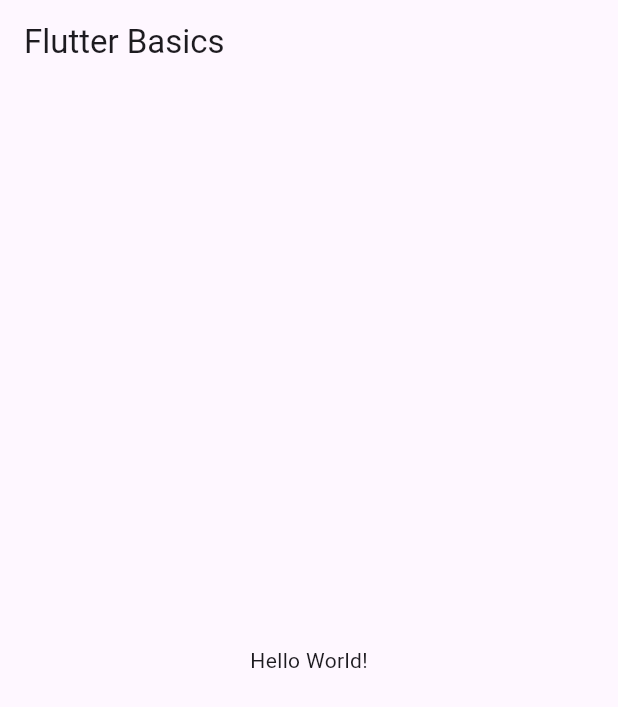
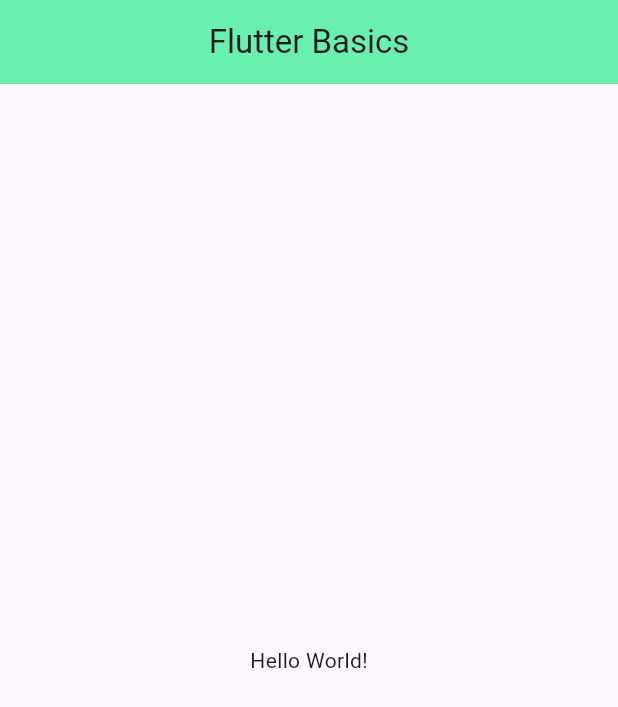
Before and after one commit to simonjv01/basics, a Flutter app: the screen it shows after launch, on a phone screen of 412 x 824 dp. Shown: the top 707 px of the screen. Run offline on Flutter 3.47's test engine with Material 3 defaults, Android fonts, the phone set to English and light mode, and no system bars.

Commit message:
updated appBar

```diff
--- a/lib/main.dart
+++ b/lib/main.dart
@@ -13,6 +13,8 @@ class MyApp extends StatelessWidget {
     return MaterialApp(
       home: Scaffold(
         appBar: AppBar(
+          backgroundColor: Colors.greenAccent,
+          centerTitle: true,
           title: const Text('Flutter Basics'),
         ),
         body: const Center(
```
